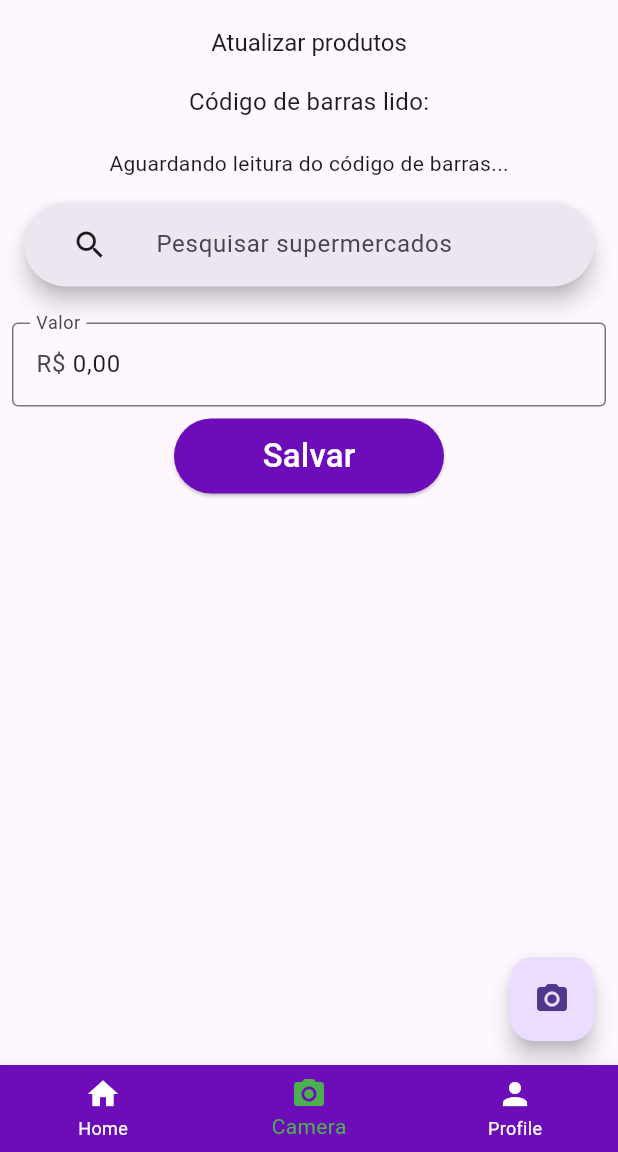
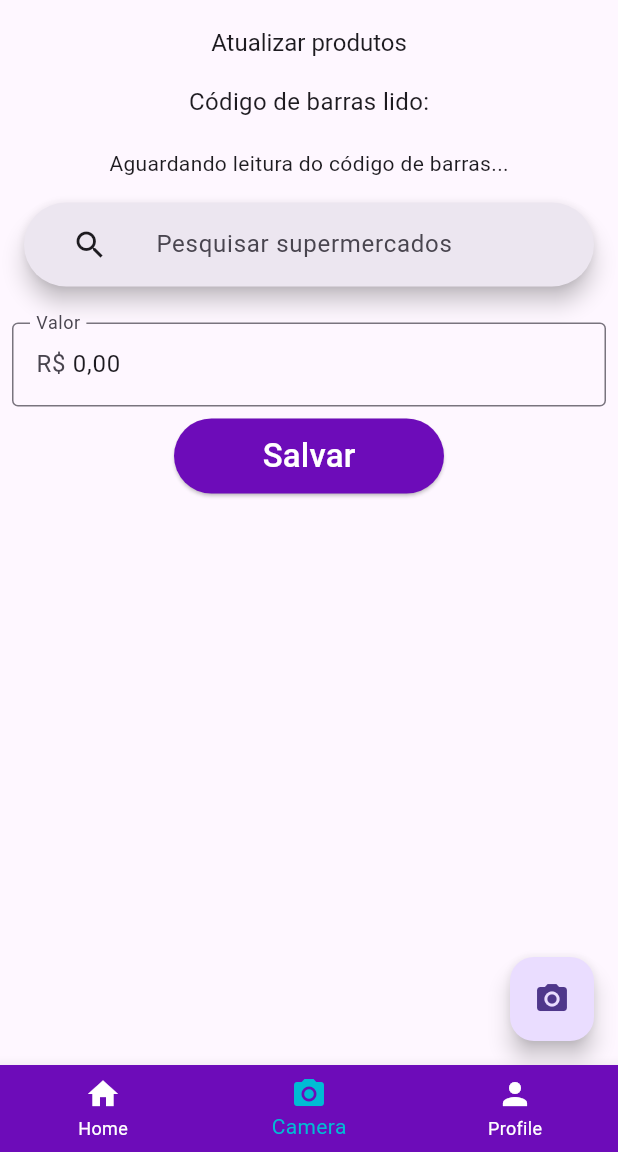
Before and after one commit to No-precinho/No-precinho, a Flutter app: the screen it shows after launch, item 2 of the bottom bar chosen, on a phone screen of 412 x 824 dp, the part 84-1236 px from its top. Run offline on Flutter 3.47's test engine with Material 3 defaults, Android fonts, the phone set to English and light mode, and no system bars; missing offline and left inert: flutter_barcode_scanner; network calls fail.

Commit message:
Fix cyan

```diff
--- a/lib/StepForm.dart
+++ b/lib/StepForm.dart
@@ -91,7 +91,7 @@ class StepFormState extends State<StepForm> {
             return _pageList[index];
           }),
       bottomNavigationBar: BottomNavigationBar(
-        fixedColor: Colors.green,
+        fixedColor: Colors.cyan,
         //fixedColor: Colors.white,
         unselectedItemColor: Colors.white,
         type: BottomNavigationBarType.fixed,
```
